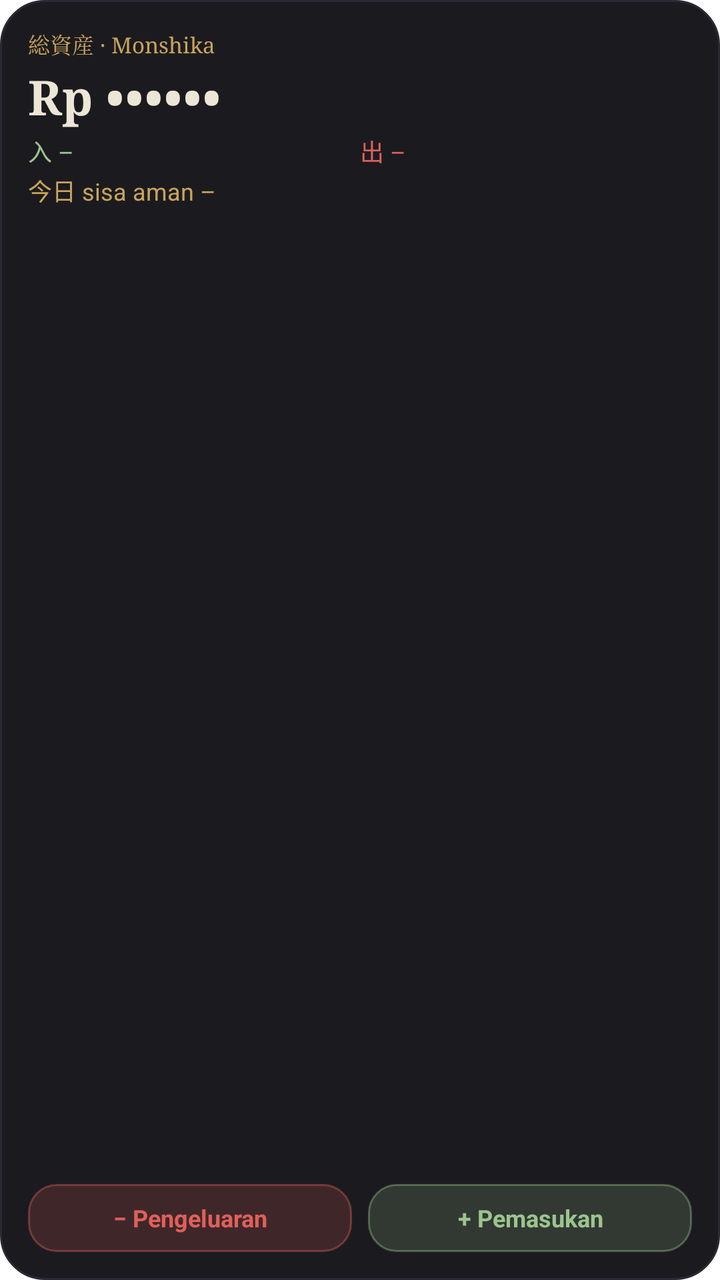
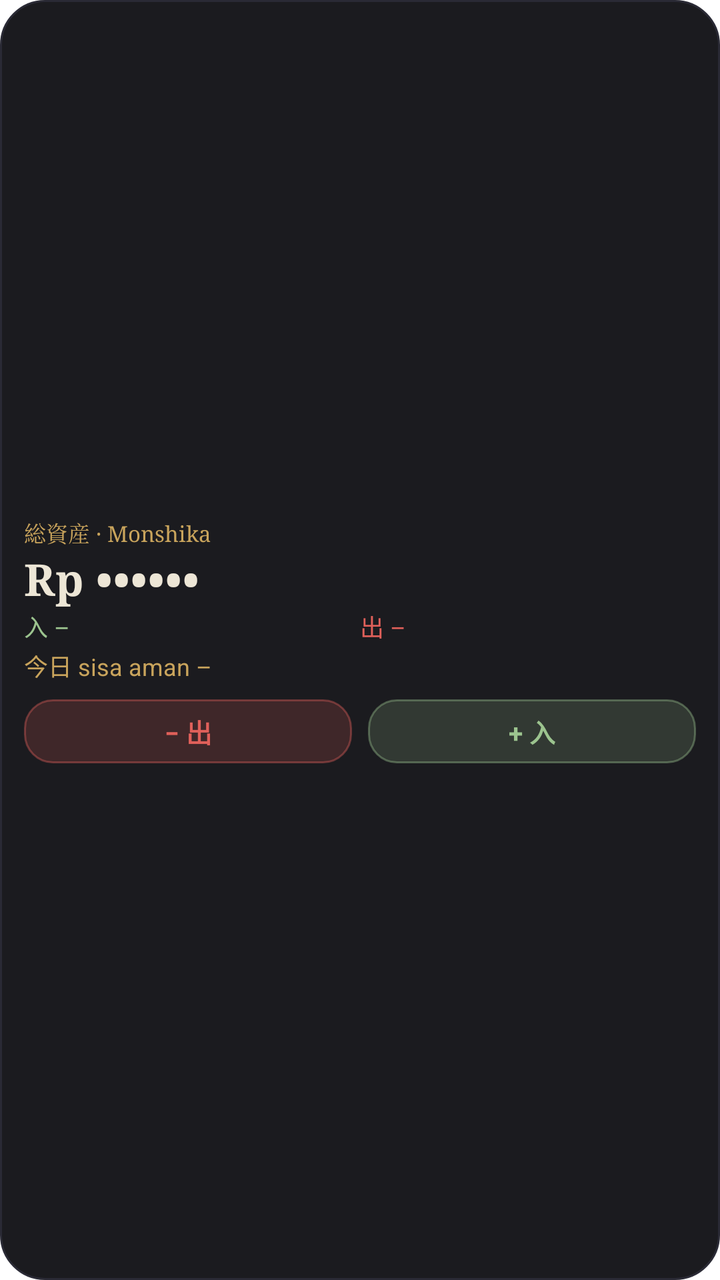

An Android layout rendered at two revisions. The XML below is the earlier revision; the diff shows what the commit changed to produce the second picture.
<!-- AndroidManifest.xml: fallback theme Theme.MaterialComponents.DayNight.NoActionBar -->
<!-- res/layout/widget_summary.xml -->
<?xml version="1.0" encoding="utf-8"?>
<LinearLayout xmlns:android="http://schemas.android.com/apk/res/android"
    android:id="@+id/root"
    android:layout_width="match_parent"
    android:layout_height="match_parent"
    android:background="@drawable/widget_bg"
    android:orientation="vertical"
    android:padding="14dp">

    <LinearLayout
        android:layout_width="match_parent"
        android:layout_height="wrap_content"
        android:orientation="horizontal">

        <TextView
            android:layout_width="0dp"
            android:layout_height="wrap_content"
            android:layout_weight="1"
            android:fontFamily="serif"
            android:text="総資産 · Monshika"
            android:textColor="#C9A45C"
            android:textSize="11sp" />

        <TextView
            android:id="@+id/month"
            android:layout_width="wrap_content"
            android:layout_height="wrap_content"
            android:textColor="#9A948A"
            android:textSize="11sp" />
    </LinearLayout>

    <TextView
        android:id="@+id/total"
        android:layout_width="match_parent"
        android:layout_height="wrap_content"
        android:layout_marginTop="2dp"
        android:ellipsize="end"
        android:fontFamily="serif"
        android:singleLine="true"
        android:text="Rp ••••••"
        android:textColor="#EDE6D6"
        android:textSize="24sp"
        android:textStyle="bold" />

    <LinearLayout
        android:layout_width="match_parent"
        android:layout_height="wrap_content"
        android:layout_marginTop="2dp"
        android:orientation="horizontal">

        <TextView
            android:id="@+id/income"
            android:layout_width="0dp"
            android:layout_height="wrap_content"
            android:layout_weight="1"
            android:singleLine="true"
            android:text="入 –"
            android:textColor="#9CC48F"
            android:textSize="12sp" />

        <TextView
            android:id="@+id/expense"
            android:layout_width="0dp"
            android:layout_height="wrap_content"
            android:layout_weight="1"
            android:singleLine="true"
            android:text="出 –"
            android:textColor="#E0605A"
            android:textSize="12sp" />
    </LinearLayout>

    <TextView
        android:id="@+id/safe"
        android:layout_width="match_parent"
        android:layout_height="wrap_content"
        android:layout_marginTop="2dp"
        android:singleLine="true"
        android:text="今日 sisa aman –"
        android:textColor="#C9A45C"
        android:textSize="12sp" />

    <LinearLayout
        android:layout_width="match_parent"
        android:layout_height="0dp"
        android:layout_marginTop="6dp"
        android:layout_weight="1"
        android:gravity="bottom"
        android:orientation="horizontal">

        <TextView
            android:id="@+id/btn_expense"
            android:layout_width="0dp"
            android:layout_height="34dp"
            android:layout_marginEnd="4dp"
            android:layout_weight="1"
            android:background="@drawable/widget_btn_expense"
            android:gravity="center"
            android:text="− Pengeluaran"
            android:textColor="#E0605A"
            android:textSize="12sp"
            android:textStyle="bold" />

        <TextView
            android:id="@+id/btn_income"
            android:layout_width="0dp"
            android:layout_height="34dp"
            android:layout_marginStart="4dp"
            android:layout_weight="1"
            android:background="@drawable/widget_btn_income"
            android:gravity="center"
            android:text="+ Pemasukan"
            android:textColor="#9CC48F"
            android:textSize="12sp"
            android:textStyle="bold" />
    </LinearLayout>
</LinearLayout>
<!-- resources referenced by this layout -->
<resources>
  <!-- drawable widget_bg (drawable) -->
  <?xml version="1.0" encoding="utf-8"?>
  <shape xmlns:android="http://schemas.android.com/apk/res/android" android:shape="rectangle">
      <solid android:color="#F20F0F14" />
      <corners android:radius="22dp" />
      <stroke android:width="1dp" android:color="#2A2A35" />
  </shape>
  <!-- drawable widget_btn_expense (drawable) -->
  <?xml version="1.0" encoding="utf-8"?>
  <shape xmlns:android="http://schemas.android.com/apk/res/android" android:shape="rectangle">
      <solid android:color="#2EE0605A" />
      <corners android:radius="14dp" />
      <stroke android:width="1dp" android:color="#66E0605A" />
  </shape>
  <!-- drawable widget_btn_income (drawable) -->
  <?xml version="1.0" encoding="utf-8"?>
  <shape xmlns:android="http://schemas.android.com/apk/res/android" android:shape="rectangle">
      <solid android:color="#2E9CC48F" />
      <corners android:radius="14dp" />
      <stroke android:width="1dp" android:color="#669CC48F" />
  </shape>
</resources>

<!-- the commit's change to res/layout/widget_summary.xml (unified diff, before → after) -->
@@ -4,10 +4,12 @@
     android:layout_width="match_parent"
     android:layout_height="match_parent"
     android:background="@drawable/widget_bg"
+    android:gravity="center_vertical"
     android:orientation="vertical"
-    android:padding="14dp">
+    android:padding="12dp">
 
     <LinearLayout
+        android:id="@+id/header_row"
         android:layout_width="match_parent"
         android:layout_height="wrap_content"
         android:orientation="horizontal">
@@ -17,6 +19,7 @@
             android:layout_height="wrap_content"
             android:layout_weight="1"
             android:fontFamily="serif"
+            android:singleLine="true"
             android:text="総資産 · Monshika"
             android:textColor="#C9A45C"
             android:textSize="11sp" />
@@ -25,6 +28,7 @@
             android:id="@+id/month"
             android:layout_width="wrap_content"
             android:layout_height="wrap_content"
+            android:singleLine="true"
             android:textColor="#9A948A"
             android:textSize="11sp" />
     </LinearLayout>
@@ -33,19 +37,18 @@
         android:id="@+id/total"
         android:layout_width="match_parent"
         android:layout_height="wrap_content"
-        android:layout_marginTop="2dp"
         android:ellipsize="end"
         android:fontFamily="serif"
         android:singleLine="true"
         android:text="Rp ••••••"
         android:textColor="#EDE6D6"
-        android:textSize="24sp"
+        android:textSize="22sp"
         android:textStyle="bold" />
 
     <LinearLayout
+        android:id="@+id/flow_row"
         android:layout_width="match_parent"
         android:layout_height="wrap_content"
-        android:layout_marginTop="2dp"
         android:orientation="horizontal">
 
         <TextView
@@ -80,37 +83,38 @@
         android:textSize="12sp" />
 
     <LinearLayout
+        android:id="@+id/buttons_row"
         android:layout_width="match_parent"
-        android:layout_height="0dp"
-        android:layout_marginTop="6dp"
-        android:layout_weight="1"
-        android:gravity="bottom"
+        android:layout_height="wrap_content"
+        android:layout_marginTop="8dp"
         android:orientation="horizontal">
 
         <TextView
             android:id="@+id/btn_expense"
             android:layout_width="0dp"
-            android:layout_height="34dp"
+            android:layout_height="32dp"
             android:layout_marginEnd="4dp"
             android:layout_weight="1"
             android:background="@drawable/widget_btn_expense"
             android:gravity="center"
-            android:text="− Pengeluaran"
+            android:singleLine="true"
+            android:text="− 出"
             android:textColor="#E0605A"
-            android:textSize="12sp"
+            android:textSize="13sp"
             android:textStyle="bold" />
 
         <TextView
             android:id="@+id/btn_income"
             android:layout_width="0dp"
-            android:layout_height="34dp"
+            android:layout_height="32dp"
             android:layout_marginStart="4dp"
             android:layout_weight="1"
             android:background="@drawable/widget_btn_income"
             android:gravity="center"
-            android:text="+ Pemasukan"
+            android:singleLine="true"
+            android:text="+ 入"
             android:textColor="#9CC48F"
-            android:textSize="12sp"
+            android:textSize="13sp"
             android:textStyle="bold" />
     </LinearLayout>
 </LinearLayout>
